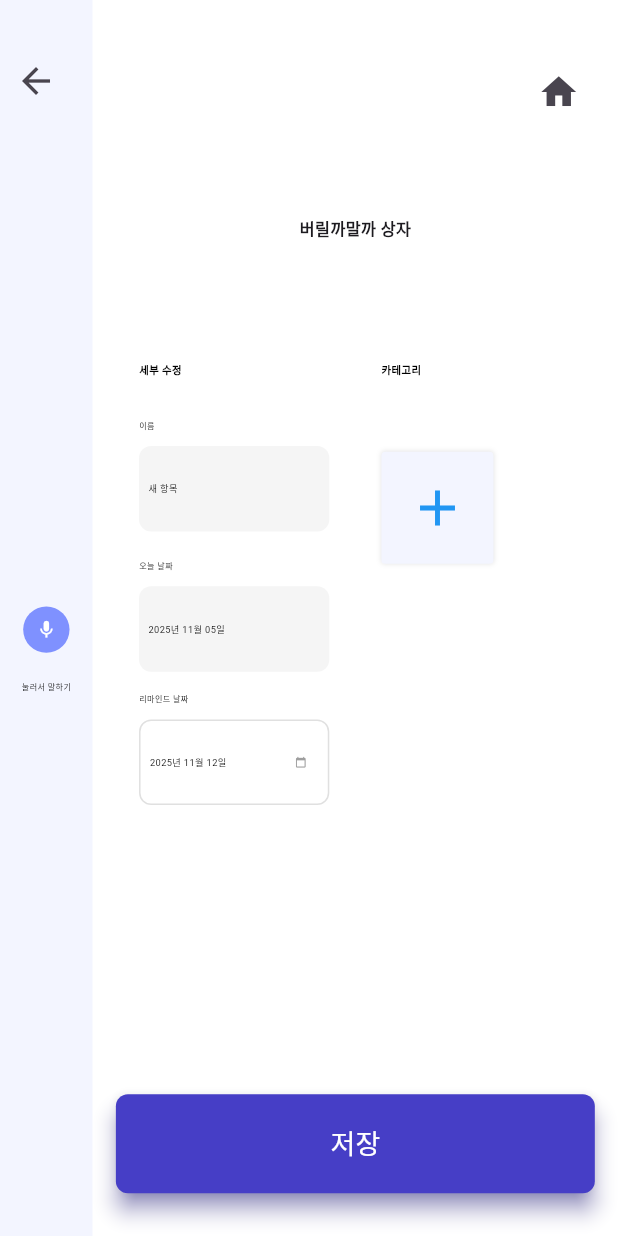
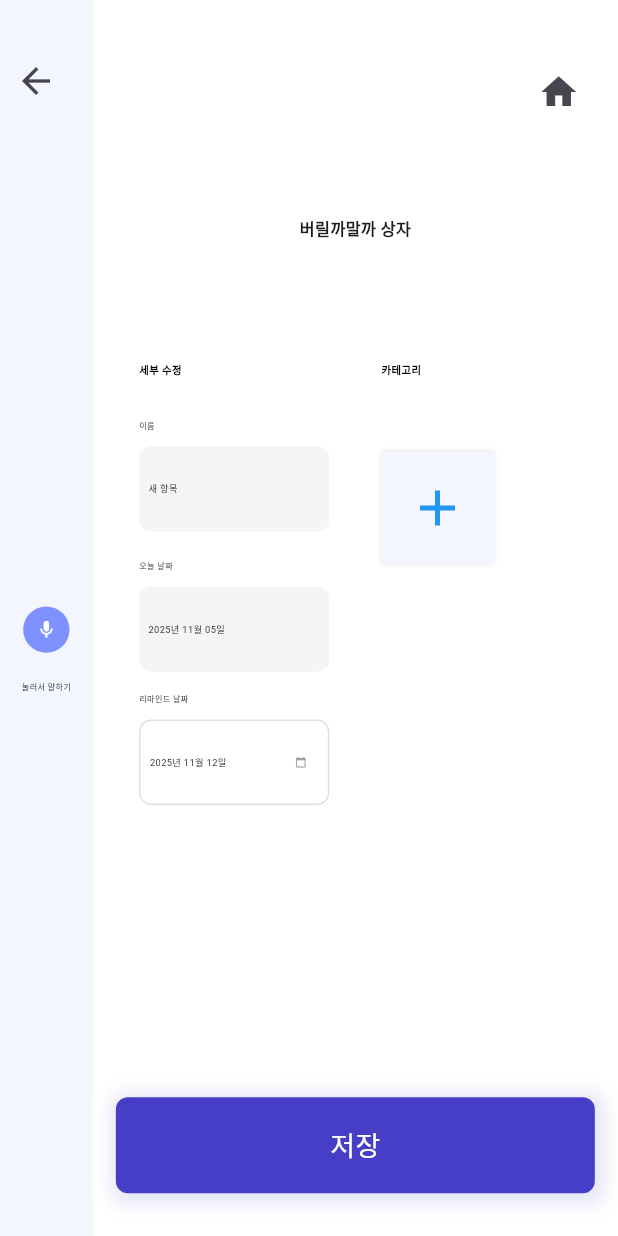
Before and after one commit to Mu-swu/Mu-Flutter, a Flutter app: the keepbox screen opened by its route, on a phone screen of 412 x 824 dp. Run offline on Flutter 3.47's test engine with Material 3 defaults, Android fonts, the phone set to English and light mode, and no system bars; our stand-ins replace camera, drift, fl_chart, flutter_dotenv, flutter_slidable, flutter_svg and 6 more; missing offline and left inert: tflite_flutter; accounts and stored records are empty; generated files the repository leaves out were written again; network calls fail; Roboto replaces fonts that are missing (PretendardMedium).

Commit message:
refactor: long button 중복 코드 삭제 및 세부 ui 조정

```diff
--- a/lib/congestion_analysis_page.dart
+++ b/lib/congestion_analysis_page.dart
@@ -8,33 +8,7 @@ import 'package:mu/scheduling.dart';
 import 'package:permission_handler/permission_handler.dart';
 import 'package:mu/data/database.dart';
 import 'package:flutter_slidable/flutter_slidable.dart';
-
-class longbutton extends StatelessWidget {
-  final String text;
-  final VoidCallback? onPressed;
-  final bool isEnabled;
-
-  const longbutton({
-    super.key,
-    required this.text,
-    required this.onPressed,
-    this.isEnabled = true,
-  });
-
-  @override
-  Widget build(BuildContext context) {
-    return ElevatedButton(
-      onPressed: isEnabled ? onPressed : null,
-      style: ElevatedButton.styleFrom(
-        foregroundColor: Colors.white,
-        backgroundColor: isEnabled ? Colors.indigo[600] : Colors.grey[400],
-        minimumSize: const Size(double.infinity, 50),
-        shape: RoundedRectangleBorder(borderRadius: BorderRadius.circular(12)),
-      ),
-      child: Text(text),
-    );
-  }
-}
+import 'package:mu/widgets/longbutton.dart';
 
 class CongestionAnalysisLayout extends StatefulWidget {
   @override
@@ -367,7 +341,7 @@ class _CongestionAnalysisLayoutState extends State<CongestionAnalysisLayout>
                   ),
                 ),
                 const SizedBox(height: 40),
-                longbutton(
+                LongButton(
                   text: "추가하기",
                   onPressed: () async {
                     if (controller.text.trim().isNotEmpty) {
@@ -381,7 +355,6 @@ class _CongestionAnalysisLayoutState extends State<CongestionAnalysisLayout>
 
                       Navigator.of(context).pop();
                     } else {
-                      // 입력값이 없으면 경고 표시
                       ScaffoldMessenger.of(context).showSnackBar(
                         const SnackBar(content: Text('칸 이름을 입력해주세요.')),
                       );
@@ -507,7 +480,7 @@ class _CongestionAnalysisLayoutState extends State<CongestionAnalysisLayout>
                                               alignment: Alignment.topCenter,
                                               child: AspectRatio(
                                                 aspectRatio:
-                                                    2.45 /
+                                                    2.57 /
                                                     _cameraController!
                                                         .value
                                                         .aspectRatio,
@@ -916,10 +889,9 @@ class _CongestionAnalysisLayoutState extends State<CongestionAnalysisLayout>
                           ),
                         ),
                         SizedBox(height: 100 * heightRatio),
-                        longbutton(
+                        LongButton(
                           text: "다음",
                           onPressed: () {
-                            // 다음 페이지로 이동
                             final analyzedResults = Map<String, String>.from(
                               _results,
                             )..removeWhere(
--- a/lib/keepbox.dart
+++ b/lib/keepbox.dart
@@ -501,7 +501,7 @@ class _keepboxState extends State<keepbox> {
                           ),
                 ),
                 SizedBox(height: 10 * heightRatio),
-                longbutton(text: '저장', onPressed: _saveData),
+                LongButton(text: '저장', onPressed: _saveData),
                 SizedBox(height: 24 * heightRatio),
               ],
             ),
--- a/lib/scheduling.dart
+++ b/lib/scheduling.dart
@@ -352,7 +352,7 @@ class _EmptyingSchedulePageState extends State<EmptyingSchedulePage> {
                                         _selectedOrder.clear();
                                       });
                                     },
-                                    height: 64 * heightRatio,
+                                    height: 64,
                                     fontSize: 18 * fontScale,
                                   ),
                                 ),
@@ -399,7 +399,7 @@ class _EmptyingSchedulePageState extends State<EmptyingSchedulePage> {
                                                 ),
                                               );
                                             },
-                                    height: 64 * heightRatio,
+                                    height: 64,
                                     fontSize: 18 * fontScale,
                                   ),
                                 ),
--- a/lib/widgets/longbutton.dart
+++ b/lib/widgets/longbutton.dart
@@ -1,11 +1,11 @@
 import 'package:flutter/material.dart';
 
-class longbutton extends StatelessWidget {
+class LongButton extends StatelessWidget {
   final String text;
   final VoidCallback? onPressed;
   final bool isEnabled;
 
-  const longbutton({
+  const LongButton({
     super.key,
     required this.text,
     required this.onPressed,
@@ -14,17 +14,27 @@ class longbutton extends StatelessWidget {
 
   @override
   Widget build(BuildContext context) {
-    return ElevatedButton(
-      style: ElevatedButton.styleFrom(
-        backgroundColor:
-            isEnabled ? const Color(0xFF463EC6) : const Color(0xFFDBDEE7),
-        padding: const EdgeInsets.symmetric(vertical: 20),
-        minimumSize: const Size(double.infinity, 64),
-        shape: RoundedRectangleBorder(borderRadius: BorderRadius.circular(8)),
-        elevation: isEnabled ? 6 : 0,
-        shadowColor: const Color(0xFF463EC6),
+    return GestureDetector(
+      onTap: isEnabled ? onPressed : null,
+      child: Container(
+        width: double.infinity,
+        height: 64,
+        alignment: Alignment.center,
+        decoration: BoxDecoration(
+          color: isEnabled ? const Color(0xFF463EC6) : const Color(0xFFDBDEE7),
+          borderRadius: BorderRadius.circular(8),
+          boxShadow:
+              isEnabled
+                  ? [
+                    BoxShadow(
+                      color: const Color(0xFF463EC6).withOpacity(0.15),
+                      blurRadius: 10,
+                      offset: Offset(2, 2),
+                      spreadRadius: 4,
                     ),
-      onPressed: isEnabled ? onPressed : null,
+                  ]
+                  : null,
+        ),
         child: Text(
           text,
           style: TextStyle(
@@ -33,6 +43,7 @@ class longbutton extends StatelessWidget {
             color: isEnabled ? Colors.white : Color(0xFFB0B8C1),
           ),
         ),
+      ),
     );
   }
 }
```
Also changed, not shown: lib/MissionStepPage.dart (+4 -4 lines), lib/mission_start.dart (+4 -4 lines), lib/surveyq.dart (+5 -4 lines), lib/widgets/custom_tag.dart (+7 -14 lines). Lines whose indentation alone changed are shown as unchanged.
